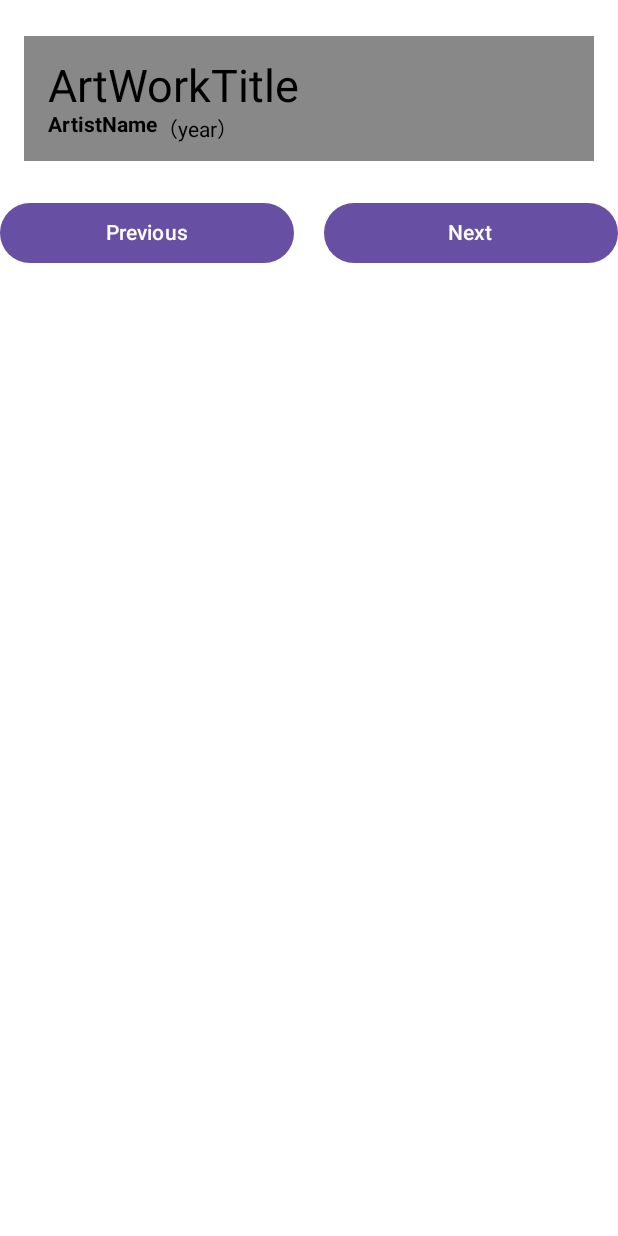
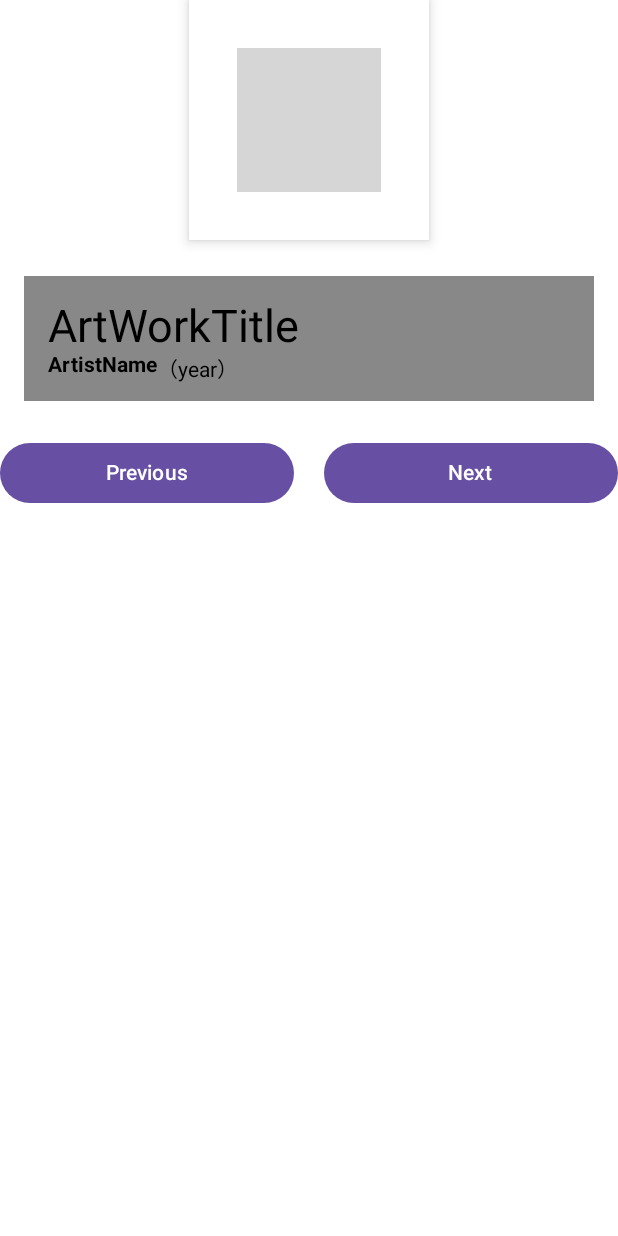
Before and after one commit to reo1109/kotlin_compose_practice, an Android app built with Jetpack Compose: the @Preview function ArtSpaceScreenPreview, on a phone screen of 412 x 824 dp. Run offline under Robolectric (Android 15) with nearby library versions, the phone set to English and light mode, and no system bars; grey boxes are pictures that could not be loaded.

Commit message:
ImageSectionの実装

```diff
--- a/ArtSpaceApp/app/src/main/java/com/example/artspaceapp/ui/ArtSpaceScreen.kt
+++ b/ArtSpaceApp/app/src/main/java/com/example/artspaceapp/ui/ArtSpaceScreen.kt
@@ -1,5 +1,7 @@
 package com.example.artspaceapp.ui
 
+import androidx.annotation.DrawableRes
+import androidx.compose.foundation.Image
 import androidx.compose.foundation.background
 import androidx.compose.foundation.layout.Column
 import androidx.compose.foundation.layout.Row
@@ -7,11 +9,16 @@ import androidx.compose.foundation.layout.Spacer
 import androidx.compose.foundation.layout.fillMaxWidth
 import androidx.compose.foundation.layout.padding
 import androidx.compose.material3.Button
+import androidx.compose.material3.CardDefaults
+import androidx.compose.material3.ElevatedCard
 import androidx.compose.material3.Text
 import androidx.compose.runtime.Composable
 import androidx.compose.ui.Alignment
 import androidx.compose.ui.Modifier
+import androidx.compose.ui.draw.shadow
 import androidx.compose.ui.graphics.Color
+import androidx.compose.ui.graphics.RectangleShape
+import androidx.compose.ui.res.painterResource
 import androidx.compose.ui.res.stringResource
 import androidx.compose.ui.text.font.FontWeight
 import androidx.compose.ui.tooling.preview.Preview
@@ -25,8 +32,36 @@ fun ArtSpaceScreen() {
 }
 
 @Composable
-fun ImageSection() {
+fun ArtSpaceContent() {
 
+}
+
+@Composable
+fun ImageSection(
+    @DrawableRes imageId: Int,
+    modifier: Modifier = Modifier
+) {
+    ElevatedCard(
+        elevation = CardDefaults.cardElevation(
+            defaultElevation = 6.dp
+        ),
+        shape = RectangleShape,
+        colors = CardDefaults.cardColors(
+            containerColor = Color.White
+        ),
+        modifier = modifier
+            .background(
+                color = Color.Black
+            )
+            .shadow(5.dp)
+    ) {
+        Image(
+            painter = painterResource(id = imageId),
+            contentDescription = "",
+            modifier = Modifier
+                .padding(32.dp)
+        )
+    }
 }
 
 @Composable
@@ -93,8 +128,14 @@ fun ButtonSection(
 private fun ArtSpaceScreenPreview() {
     Column(
         horizontalAlignment = Alignment.CenterHorizontally,
-
-    ) {
+        modifier = Modifier
+            .background(
+                color = Color.White
+            )
+        ) {
+        ImageSection(
+            imageId = R.drawable.hugaku
+        )
         TitleSection(
             titleText = "ArtWorkTitle",
             artistName = "ArtistName",
```
Also changed, not shown: 1 other file.
